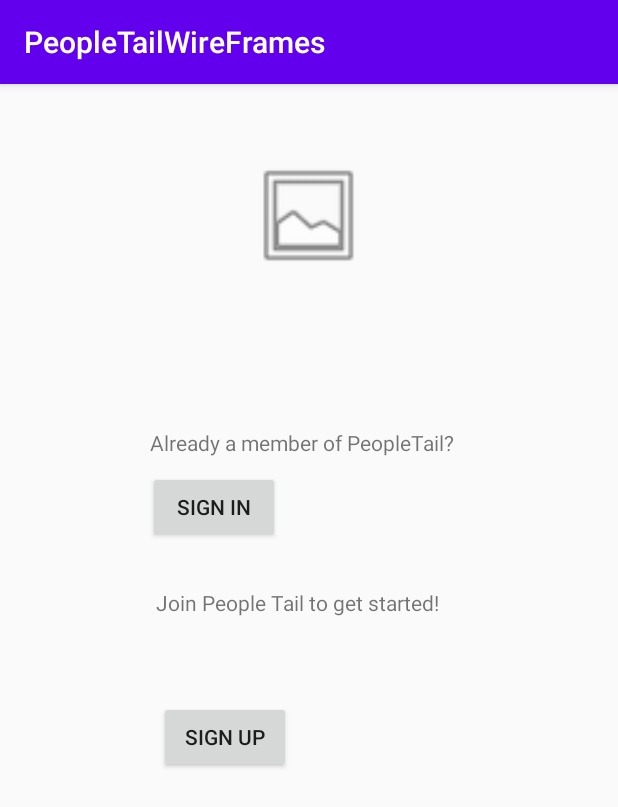
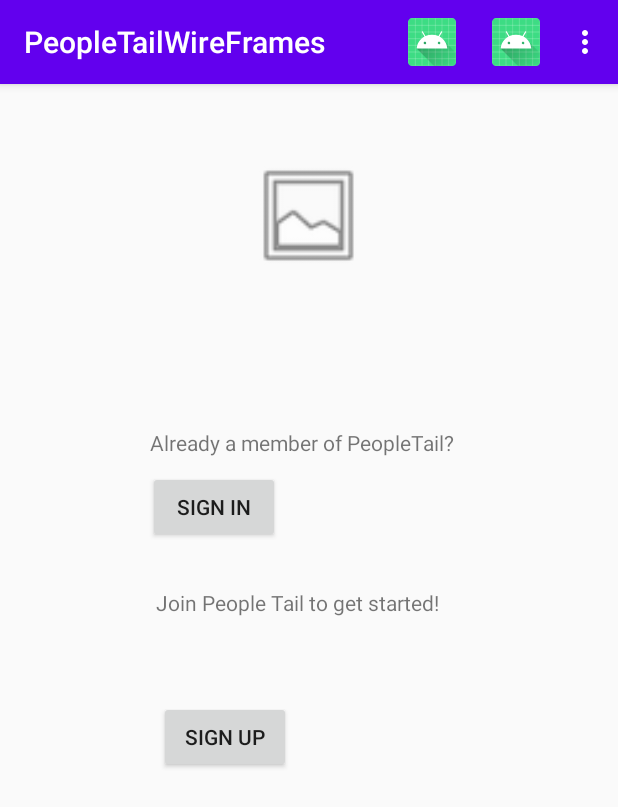
Before and after one commit to NotSwing/PeopleTailDemo, an Android app: the screen it shows after launch (SignUpSignIn), on a phone screen of 412 x 824 dp. Shown: the top 807 px of the screen. Run offline under Robolectric (Android 15) with nearby library versions, the light colour scheme and no system bars.

Commit message:
Overflow Menu on the Sign in and Sign up page.

```diff
--- a/app/src/main/java/com/example/peopletailwireframes/MainActivity.java
+++ b/app/src/main/java/com/example/peopletailwireframes/MainActivity.java
@@ -5,6 +5,7 @@ import androidx.appcompat.app.AppCompatActivity;
 import android.content.Intent;
 import android.os.Bundle;
 import android.os.Handler;
+import android.widget.Toolbar;
 
 public class MainActivity extends AppCompatActivity {
     private static int SPLASH_TIME_OUT = 4000;
@@ -20,5 +21,8 @@ public class MainActivity extends AppCompatActivity {
                 finish();
             }
         },SPLASH_TIME_OUT);
+
     }
+
+
 }
--- a/app/src/main/java/com/example/peopletailwireframes/SignUpSignIn.java
+++ b/app/src/main/java/com/example/peopletailwireframes/SignUpSignIn.java
@@ -2,7 +2,11 @@ package com.example.peopletailwireframes;
 
 import androidx.appcompat.app.AppCompatActivity;
 
+import android.content.Intent;
 import android.os.Bundle;
+import android.view.Menu;
+import android.view.MenuItem;
+import android.view.View;
 
 public class SignUpSignIn extends AppCompatActivity {
 
@@ -11,4 +15,47 @@ public class SignUpSignIn extends AppCompatActivity {
         super.onCreate(savedInstanceState);
         setContentView(R.layout.activity_sign_up_sign_in);
     }
+
+    public void SignIn(View view)
+    {
+        startActivity(new Intent(SignUpSignIn.this, SignUpMain.class));
+    }
+
+    @Override
+    public boolean onCreateOptionsMenu(Menu menu) {
+        // Inflate the menu; this adds items to the action bar if it is present.
+        //getMenuInflater().inflate(R.menu.menu_main, menu);
+        createMenu(menu);
+        return true;
+    }
+    private void createMenu(Menu menu)
+    {
+        //add(int groupID, int itemID, int order, CharSequence title
+        MenuItem menuItem1 = menu.add(0, 0, 0, "Item 1");
+        {
+            menuItem1.setIcon(R.mipmap.ic_launcher);
+            menuItem1.setShowAsAction(MenuItem.SHOW_AS_ACTION_IF_ROOM);
+        }
+        MenuItem menuItem2 = menu.add(0, 1, 1, "Item 2");
+        {
+            menuItem2.setIcon(R.mipmap.ic_launcher);
+            menuItem2.setShowAsAction(MenuItem.SHOW_AS_ACTION_IF_ROOM);
+        }
+        MenuItem menuItem3 = menu.add(0, 2, 2, "Item 3");
+        {
+            menuItem3.setIcon(R.mipmap.ic_launcher);
+            menuItem3.setShowAsAction(MenuItem.SHOW_AS_ACTION_IF_ROOM);
+        }
+        MenuItem menuItem4 = menu.add(0, 3, 3, "Item 4");
+        {
+            menuItem4.setIcon(R.mipmap.ic_launcher);
+            menuItem4.setShowAsAction(MenuItem.SHOW_AS_ACTION_IF_ROOM);
+        }
+        MenuItem menuItem5 = menu.add(0, 4, 4, "Item 5");
+        {
+            menuItem5.setIcon(R.mipmap.ic_launcher);
+            menuItem5.setShowAsAction(MenuItem.SHOW_AS_ACTION_IF_ROOM);
+        }
+    }
+
 }
--- a/app/src/main/res/layout/activity_sign_up_sign_in.xml
+++ b/app/src/main/res/layout/activity_sign_up_sign_in.xml
@@ -32,7 +32,7 @@
         app:layout_constraintTop_toBottomOf="@+id/imageView" />
 
     <Button
-        android:id="@+id/button"
+        android:id="@+id/SignInbutton"
         android:layout_width="wrap_content"
         android:layout_height="wrap_content"
         android:layout_marginStart="98dp"
@@ -41,7 +41,8 @@
         android:text="Sign In"
         app:layout_constraintEnd_toEndOf="parent"
         app:layout_constraintStart_toStartOf="parent"
-        app:layout_constraintTop_toBottomOf="@+id/existingUsers" />
+        app:layout_constraintTop_toBottomOf="@+id/existingUsers"
+        android:onClick="SignIn"/>
 
     <TextView
         android:id="@+id/SignIn"
@@ -53,7 +54,7 @@
         android:text="Join People Tail to get started!"
         app:layout_constraintEnd_toEndOf="parent"
         app:layout_constraintStart_toStartOf="parent"
-        app:layout_constraintTop_toBottomOf="@+id/button" />
+        app:layout_constraintTop_toBottomOf="@+id/SignInbutton" />
 
     <Button
         android:id="@+id/SignUp"
--- a/app/src/main/res/layout/top_nav.xml
+++ b/app/src/main/res/layout/top_nav.xml
@@ -11,11 +11,13 @@
         android:background="@color/colorPrimary">
 
         <androidx.appcompat.widget.Toolbar
+            android:id="@+id/toolbar"
             android:layout_width="match_parent"
-            android:layout_height="wrap_content">
+            android:layout_height="?attr/actionBarSize"
+            android:background="?attr/colorPrimary" />
 
 
-        </androidx.appcompat.widget.Toolbar>
+
 
     </com.google.android.material.appbar.AppBarLayout>
 
```
Also changed, not shown: app/src/main/res/menu/menu.xml (added, +10 -0 lines), app/gradle/wrapper/gradle-wrapper.properties (added), 4 other files.
